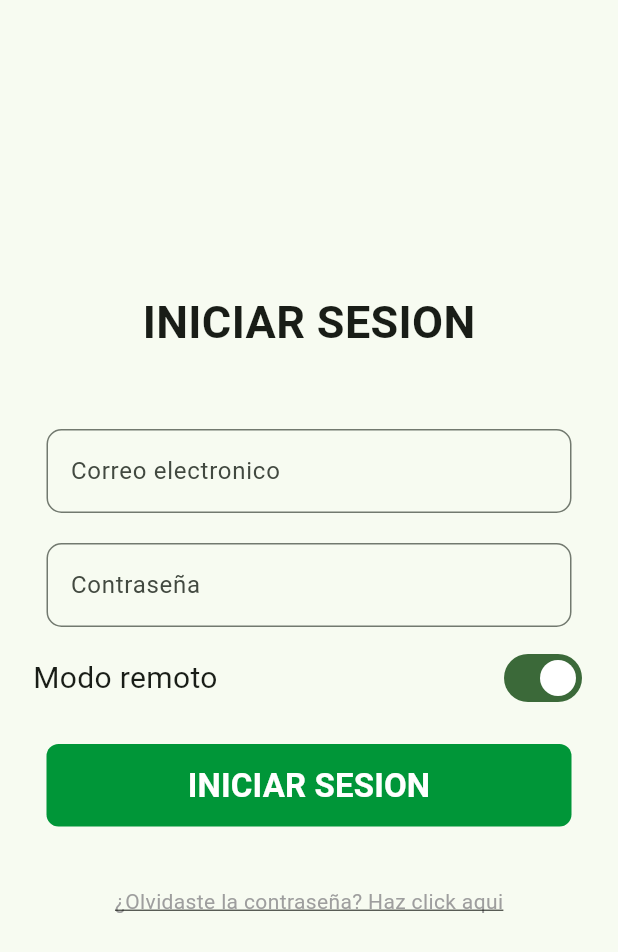
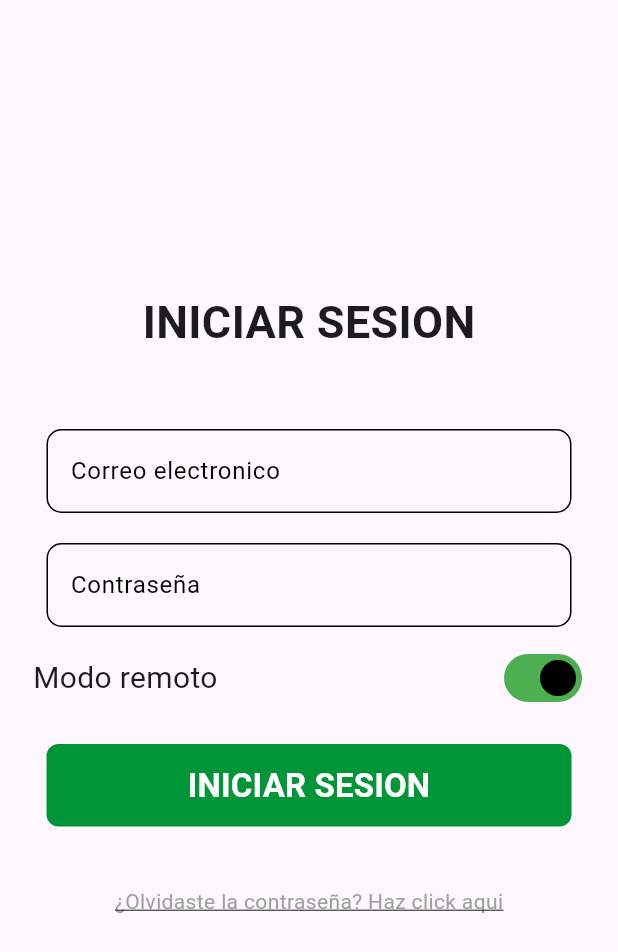
Before and after one commit to devra96/FarmacApp, a Flutter app: the screen it shows after launch, after a tap on "INICIAR SESIÓN", on a phone screen of 412 x 824 dp. Shown: the top 952 px of the screen. Run offline on Flutter 3.47's test engine with Material 3 defaults, Android fonts, the phone set to English and light mode, and no system bars; our stand-ins replace image_picker, shared_preferences, sqflite; accounts and stored records are empty.

Commit message:
Commit 16/02/2024 - 09:23

```diff
--- a/lib/main.dart
+++ b/lib/main.dart
@@ -5,10 +5,14 @@ import 'package:farmacapp/paginas/pantalla_inicio.dart';
 import 'package:farmacapp/provider/modo_edicion.dart';
 import 'package:farmacapp/provider/modo_trabajo.dart';
 import 'package:farmacapp/provider/usuario_supervisor.dart';
+import 'package:farmacapp/tema/tema.dart';
 import 'package:flutter/material.dart';
 import 'package:provider/provider.dart';
+import 'package:shared_preferences/shared_preferences.dart';
 
-void main() {
+void main() async{
+  WidgetsFlutterBinding.ensureInitialized();
+  SharedPreferences prefs = await SharedPreferences.getInstance();
   runApp(
     MultiProvider(
       providers: [
@@ -30,6 +34,9 @@ void main() {
         ChangeNotifierProvider(
           create: (_) => UsuarioSupervisor()
         ),
+        ChangeNotifierProvider(
+          create: (_) => Tema()..loadTheme(prefs)
+        ),
       ],
       child: MyApp(),
     )
@@ -44,10 +51,11 @@ class MyApp extends StatelessWidget {
   Widget build(BuildContext context) {
     return MaterialApp(
       debugShowCheckedModeBanner: false, // ELIMINAR LABEL "DEBUG" DE ARRIBA A LA DERECHA
-      theme: ThemeData(
-        colorScheme: ColorScheme.fromSeed(seedColor: Colors.green),
-        useMaterial3: true,
-      ),
+      // theme: ThemeData(
+      //   colorScheme: ColorScheme.fromSeed(seedColor: Colors.green),
+      //   useMaterial3: true,
+      // ),
+      theme: Provider.of<Tema>(context).getTheme(),
       // ARRANCAMOS LA PANTALLA DE INICIO DE SESION, PERO EN UN FUTURO HABRIA QUE CONTROLAR
       // QUE NOS ARRANQUE ESTA O LA PANTALLA DE LA AGENDA, EN BASE A SI SE HA INICIADO O NO
       // UNA SESION ANTERIORMENTE
--- a/lib/paginas/pantalla_add_del_usuarios.dart
+++ b/lib/paginas/pantalla_add_del_usuarios.dart
@@ -58,8 +58,6 @@ class _PantallaAddDelUsuariosState extends State<PantallaAddDelUsuarios> {
       // idAddDel = 0;
       textoAppBar = "AÑADIR UN USUARIO";
 
-      print("VUELTA A EMPEZAR! CORREO VALE $correo");
-
       return Scaffold(
         appBar: AppBar(
           title: Text(textoAppBar),
@@ -69,6 +67,10 @@ class _PantallaAddDelUsuariosState extends State<PantallaAddDelUsuarios> {
             // mainAxisSize: MainAxisSize.min,
             mainAxisAlignment: MainAxisAlignment.start,
             children: [
+              // ESPACIO
+              SizedBox(
+                height: 20,
+              ),
               Padding(
                 padding: EdgeInsets.symmetric(horizontal: 20),
                 child: Text(
--- a/lib/paginas/pantalla_mod_usuario.dart
+++ b/lib/paginas/pantalla_mod_usuario.dart
@@ -153,7 +153,7 @@ class _PantallaModUsuarioState extends State<PantallaModUsuario> {
                         if(await u.checkUsuario(correo, pass) == "no"){
                           showDialog<void>(
                             context: context,
-                            builder: (BuildContext context) => Dialogo(texto: "Usuario y/o contraseña incorrecto(s).")
+                            builder: (BuildContext context) => Dialogo(texto: "La contraseña actual introducida es incorrecta.")
                           );
                         }
                         else{
@@ -261,7 +261,7 @@ class _PantallaModUsuarioState extends State<PantallaModUsuario> {
               ),
               child: TextButton(
                 child: const Text(
-                  "MODIFICAR PEFIL",
+                  "MODIFICAR PERFIL",
                   style: TextStyle(
                     color: Colors.white,
                     fontSize: 22,
--- /dev/null
+++ b/lib/tema/tema.dart
@@ -0,0 +1,117 @@
+import 'package:flutter/material.dart';
+import 'package:shared_preferences/shared_preferences.dart';
+
+class Tema extends ChangeNotifier{
+  // ThemeData _themeData = ThemeData.light();
+  ThemeData _themeData = ThemeData.light().copyWith(
+    colorScheme: const ColorScheme.light(
+      primary: Color(0xFF009638), // Color primario
+      secondary: Colors.deepOrange, // Color secundario
+      surface: Colors.white, // Color de la superficie
+      background: Colors.white, // Color de fondo
+      error: Colors.red, // Color de error
+      onPrimary: Colors.black, // Color del texto sobre el color primario
+      onSecondary: Colors.black, // Color del texto sobre el color secundario
+      onSurface: Colors.black, // Color del texto sobre la superficie
+      onBackground: Colors.black, // Color del texto sobre el fondo
+      onError: Colors.white, // Color del texto para indicar errores
+    ),
+  );
+
+
+  final ThemeData _temaClaro = ThemeData.light().copyWith(
+    colorScheme: const ColorScheme.light(
+      primary: Colors.green, // Color primario
+      secondary: Colors.deepOrange, // Color secundario
+      surface: Colors.white, // Color de la superficie
+      background: Colors.white, // Color de fondo
+      error: Colors.red, // Color de error
+      onPrimary: Colors.black, // Color del texto sobre el color primario
+      onSecondary: Colors.black, // Color del texto sobre el color secundario
+      onSurface: Colors.black, // Color del texto sobre la superficie
+      onBackground: Colors.black, // Color del texto sobre el fondo
+      onError: Colors.white, // Color del texto para indicar errores
+    ),
+  );
+
+  final ThemeData _temaOscuro = ThemeData.dark().copyWith(
+    // Cambios en el esquema de colores
+    colorScheme: ColorScheme.dark(
+      primary: Colors.green, // Color primario
+      // primaryVariant: Colors.green.shade700, // Variante del color primario
+      secondary: Colors.greenAccent, // Color secundario
+      // secondaryVariant: Colors.greenAccent.shade700, // Variante del color secundario
+      surface: Colors.grey[800]!, // Color de la superficie
+      background: Colors.black, // Color de fondo
+      error: Colors.red, // Color de error
+      onPrimary: Colors.white, // Color del texto sobre el color primario
+      onSecondary: Colors.white, // Color del texto sobre el color secundario
+      onSurface: Colors.white, // Color del texto sobre la superficie
+      onBackground: Colors.white, // Color del texto sobre el fondo
+      onError: Colors.white, // Color del texto para indicar errores
+    ),
+  );
+
+  ThemeData getTheme() => _themeData;
+
+  void toggleTheme() {
+    // _themeData = _themeData == ThemeData.light() ? ThemeData.dark() : ThemeData.light();
+    // _themeData = _themeData == ThemeData.light() ? _temaOscuro : ThemeData.light();
+    _themeData = _themeData == _temaClaro ? _temaOscuro : _temaClaro;
+    saveTheme();
+    notifyListeners();
+  }
+
+  void saveTheme() async {
+    SharedPreferences prefs = await SharedPreferences.getInstance();
+    // prefs.setBool('darkMode', _themeData == ThemeData.dark());
+    prefs.setBool('darkMode', _themeData == _temaOscuro);
+  }
+
+  Future<void> loadTheme(SharedPreferences prefs) async {
+    // SharedPreferences prefs = await SharedPreferences.getInstance();
+    bool darkMode = prefs.getBool('darkMode') ?? false;
+    // _themeData = darkMode ? ThemeData.dark() : ThemeData.light();
+    // _themeData = darkMode ? _temaOscuro : ThemeData.light();
+    _themeData = darkMode ? _temaOscuro : _temaClaro;
+    notifyListeners();
+  }
+
+  // ThemeData _temaClaro(){
+  //   return (ThemeData.light().copyWith(
+  //     colorScheme: ColorScheme(
+  //       brightness: brightness,
+  //       primary: primary,
+  //       onPrimary: onPrimary,
+  //       secondary: secondary,
+  //       onSecondary: onSecondary,
+  //       error: error,
+  //       onError: onError,
+  //       background: background,
+  //       onBackground: onBackground,
+  //       surface: surface, onSurface:
+  //       onSurface
+  //     )
+  //   ));
+  // }
+
+  // ThemeData _temaOscuro(){
+  //   return (ThemeData.light().copyWith(
+  //     colorScheme: ColorScheme(
+  //       primary: Colors.green, // Define el color primario (usado por defecto en botones)
+  //       // primaryVariant: Colors.green.shade700, // Define la variante del color primario
+  //       secondary: Colors.green, // Define el color secundario
+  //       // secondaryVariant: Colors.green.shade700, // Define la variante del color secundario
+  //       surface: Color(0xFF1E1E1E), // Define el color de la superficie
+  //       background: Colors.white, // Define el color de fondo
+  //       error: Colors.red, // Define el color de error
+  //       onPrimary: Colors.white, // Define el color del texto en el color primario
+  //       onSecondary: Colors.white, // Define el color del texto en el color secundario
+  //       onSurface: Colors.black, // Define el color del texto en la superficie
+  //       onBackground: Colors.black, // Define el color del texto en el fondo
+  //       onError: Colors.white, // Define el color del texto en el error
+  //       brightness: Brightness.light, // Define el brillo del tema
+  //     )
+  //   ));
+  // }
+}
--- a/lib/widgets/boton_medicamento.dart
+++ b/lib/widgets/boton_medicamento.dart
@@ -72,6 +72,7 @@ class BotonMedicamento extends StatelessWidget {
                       style: TextStyle(
                         fontSize: 20,
                         fontWeight: FontWeight.bold,
+                        color: Colors.black
                       ),
                     ),
                   ),
@@ -89,6 +90,7 @@ class BotonMedicamento extends StatelessWidget {
                       style: TextStyle(
                         fontSize: 14,
                         fontWeight: FontWeight.bold,
+                        color: Colors.black
                       ),
                     ),
                   ),
@@ -106,6 +108,7 @@ class BotonMedicamento extends StatelessWidget {
                       style: TextStyle(
                         fontSize: 14,
                         fontWeight: FontWeight.bold,
+                        color: Colors.black
                       ),
                     ),
                   ),
@@ -123,6 +126,7 @@ class BotonMedicamento extends StatelessWidget {
                       style: TextStyle(
                         fontSize: 14,
                         fontWeight: FontWeight.bold,
+                        color: Colors.black
                       ),
                     ),
                   ),
--- a/lib/widgets/boton_usuario.dart
+++ b/lib/widgets/boton_usuario.dart
@@ -53,6 +53,7 @@ class BotonUsuario extends StatelessWidget {
                       style: TextStyle(
                         fontSize: 20,
                         fontWeight: FontWeight.bold,
+                        color: Colors.black
                       ),
                     ),
                   ),
@@ -70,6 +71,7 @@ class BotonUsuario extends StatelessWidget {
                       style: TextStyle(
                         fontSize: 14,
                         fontWeight: FontWeight.bold,
+                        color: Colors.black
                       ),
                     ),
                   ),
--- a/lib/widgets/boton_visitamedica.dart
+++ b/lib/widgets/boton_visitamedica.dart
@@ -269,6 +269,7 @@ class BotonVisitaMedica extends StatelessWidget {
                       style: TextStyle(
                         fontSize: 20,
                         fontWeight: FontWeight.bold,
+                        color: Colors.black
                       ),
                     ),
                   ),
@@ -281,6 +282,7 @@ class BotonVisitaMedica extends StatelessWidget {
                   style: TextStyle(
                     fontSize: 20,
                     fontWeight: FontWeight.bold,
+                    color: Colors.black
                   ),
                 ),
                 Text(
@@ -288,6 +290,7 @@ class BotonVisitaMedica extends StatelessWidget {
                   style: TextStyle(
                     fontSize: 20,
                     fontWeight: FontWeight.bold,
+                    color: Colors.black
                   ),
                 ),
                 Text(
@@ -295,6 +298,7 @@ class BotonVisitaMedica extends StatelessWidget {
                   style: TextStyle(
                     fontSize: 20,
                     fontWeight: FontWeight.bold,
+                    color: Colors.black
                   ),
                 ),
                 Text(
@@ -302,6 +306,7 @@ class BotonVisitaMedica extends StatelessWidget {
                   style: TextStyle(
                     fontSize: 20,
                     fontWeight: FontWeight.bold,
+                    color: Colors.black
                   ),
                 ),
               ],
--- a/lib/widgets/dialogo_supervisor_confirmar_usuario.dart
+++ b/lib/widgets/dialogo_supervisor_confirmar_usuario.dart
@@ -29,7 +29,7 @@ class DialogoSupervisorConfirmarUsuario extends StatelessWidget {
     // var usuarioSupervisor = Provider.of<UsuarioSupervisor>(context);
 
     return AlertDialog(
-      title: Center(child: Text('Confirmacion')),
+      title: Center(child: Text('Confirmación')),
       content: Container(
         child: Column(
           mainAxisSize: MainAxisSize.min,
```
Also changed, not shown: lib/basura.dart (+12 -0 lines), lib/modelos/usuario.dart (+8 -8 lines), lib/paginas/pantalla_add_usuario.dart (+12 -0 lines), lib/paginas/pantalla_addmod_medicamento.dart (+17 -1 lines), lib/paginas/pantalla_addmod_visita_medica.dart (+14 -0 lines), lib/paginas/pantalla_agenda.dart (+27 -23 lines), lib/paginas/pantalla_agenda_supervisor.dart (+23 -18 lines), lib/paginas/pantalla_detalle_medicamento.dart (+6 -2 lines), lib/paginas/pantalla_perfil.dart (+35 -7 lines).
